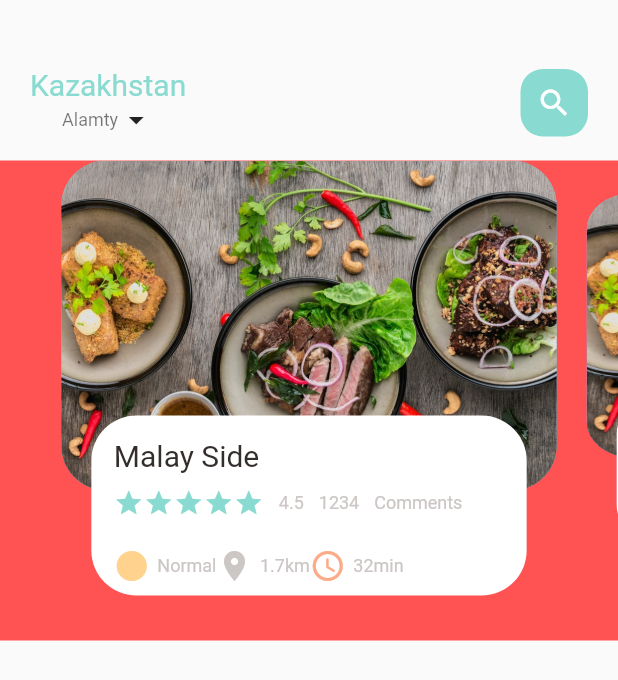
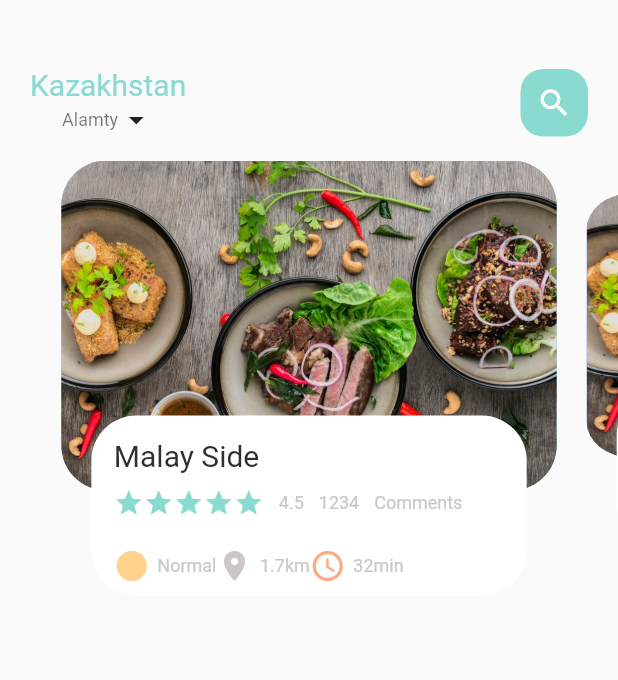
Before and after one commit to Katanabiz/Aziq-Tulik-Jetkizw, a Flutter app: the screen it shows after launch, on a phone screen of 412 x 824 dp. Shown: the top 680 px of the screen. Run offline on Flutter 3.47's test engine with Material 2 defaults, Android fonts, the light colour scheme and no system bars.

Commit message:
change same commin

```diff
--- a/lib/app/uy/food_body_view.dart
+++ b/lib/app/uy/food_body_view.dart
@@ -38,7 +38,6 @@ class _FoodBodyViewState extends State<FoodBodyView> {
   @override
   Widget build(BuildContext context) {
     return Container(
-        color: Colors.redAccent,
         height: 320,
         child: PageView.builder(
             controller: pageController,
--- a/lib/app/uy/main_food_view.dart
+++ b/lib/app/uy/main_food_view.dart
@@ -54,4 +54,3 @@ class _MianFoodViewState extends State<MianFoodView> {
     ));
   }
 }
-//52:34
```
